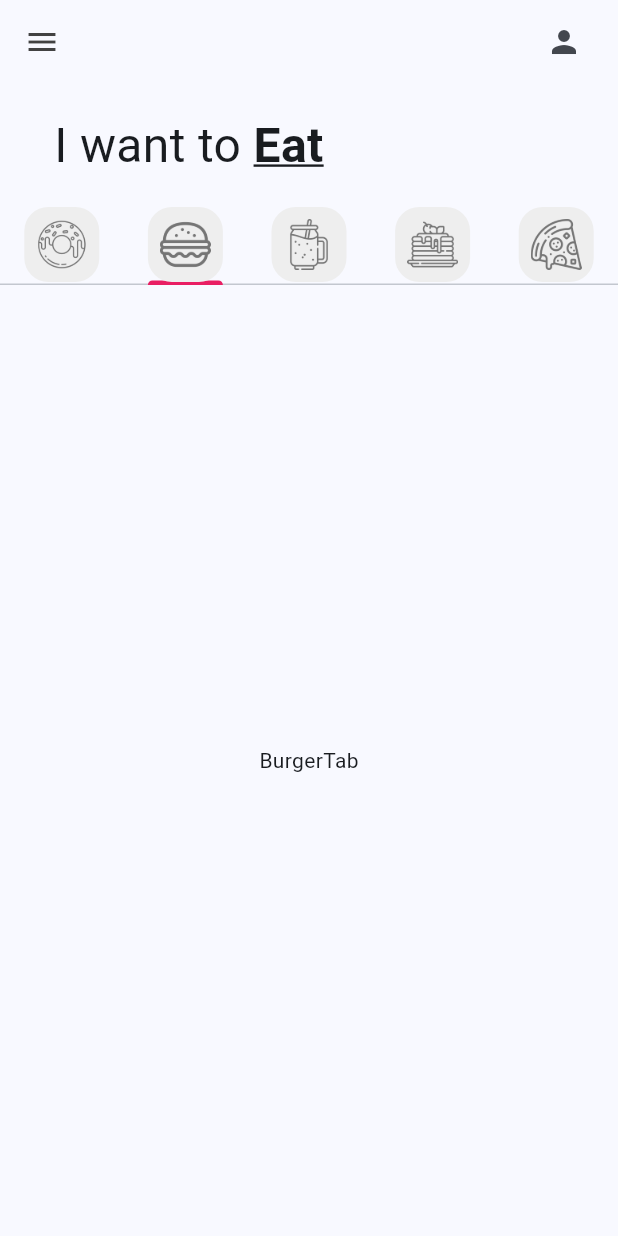
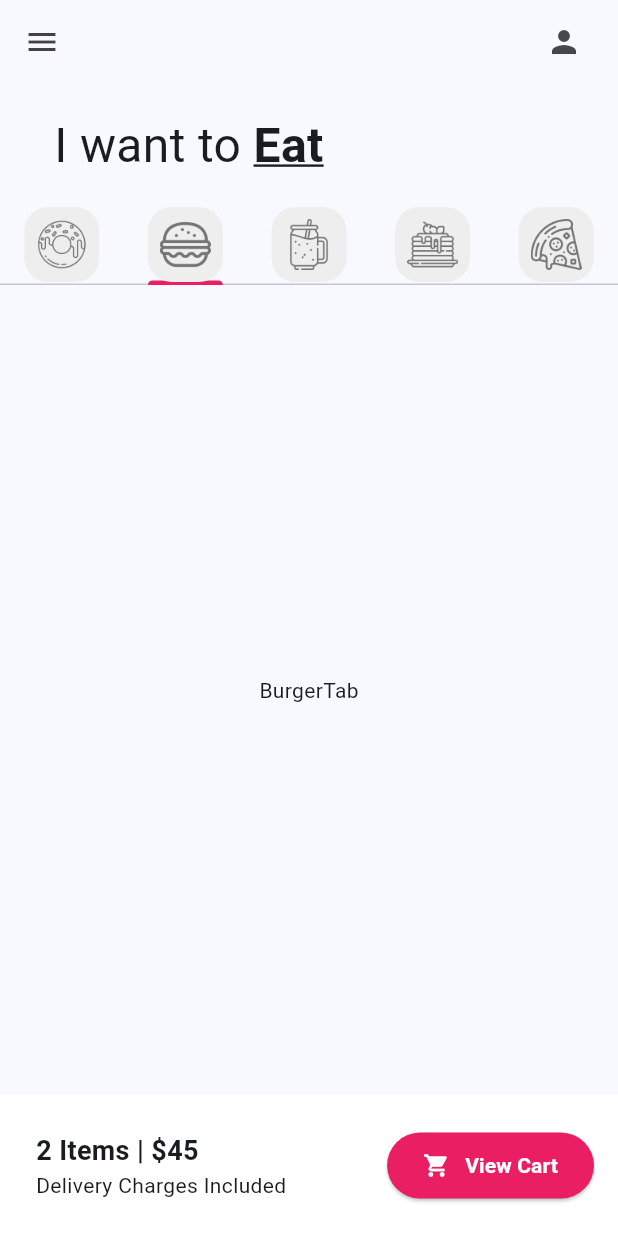
Before and after one commit to AMCC107/flutter_application_1, a Flutter app: the screen it shows after launch, tab 2 chosen, on a phone screen of 412 x 824 dp. Run offline on Flutter 3.47's test engine with Material 3 defaults, Android fonts, the phone set to English and light mode, and no system bars.

Commit message:
UI finished

```diff
--- a/lib/pages/home_page.dart
+++ b/lib/pages/home_page.dart
@@ -14,21 +14,21 @@ class HomePage extends StatefulWidget {
 }
 
 class _HomePageState extends State<HomePage> {
-  List<Widget>myTabs=[
-    const MyTab(iconPath:"lib/icons/donut.png"),
-    const MyTab(iconPath:"lib/icons/burger.png"),
-    const MyTab(iconPath:"lib/icons/smoothie.png"),
-    const MyTab(iconPath:"lib/icons/pancakes.png"),
-    const MyTab(iconPath:"lib/icons/pizza.png")
+  List<Widget> myTabs = [
+    const MyTab(iconPath: "lib/icons/donut.png"),
+    const MyTab(iconPath: "lib/icons/burger.png"),
+    const MyTab(iconPath: "lib/icons/smoothie.png"),
+    const MyTab(iconPath: "lib/icons/pancakes.png"),
+    const MyTab(iconPath: "lib/icons/pizza.png")
   ];
+
   @override
   Widget build(BuildContext context) {
     return DefaultTabController(
-      length:myTabs.length,
+      length: myTabs.length,
       child: Scaffold(
         appBar: AppBar(
           backgroundColor: Colors.transparent,
-          // Icono izquierdo
           leading: Icon(Icons.menu, color: Colors.grey[800]),
           actions: [
             const Padding(
@@ -37,44 +37,87 @@ class _HomePageState extends State<HomePage> {
             ),
           ],
         ),
-        body:  Column(
+        body: Column(
           children: [
             // Texto Principal
             const Padding(
-              padding: EdgeInsets.symmetric(horizontal:36,vertical:18),
+              padding: EdgeInsets.symmetric(horizontal: 36, vertical: 18),
               child: Row(
                 children: [
-                  Text("I want to ",
-                  style:TextStyle(fontSize : 32)),
+                  Text("I want to ", style: TextStyle(fontSize: 32)),
                   Text(
                     "Eat",
                     style: TextStyle(
-                      // Tamaño de letra
                       fontSize: 32.0,
-                      // Negritas
                       fontWeight: FontWeight.bold,
-                      // Subrayado
                       decoration: TextDecoration.underline,
                     ),
                   ),
                 ],
               ),
             ),
-            //
-            //Pestañas (TabBar)
-            TabBar(tabs:myTabs),
-            //Contenido de pestañas (TabBarView)
+            // Pestañas (TabBar)
+            TabBar(tabs: myTabs),
+
+            // Contenido de pestañas (TabBarView)
             Expanded(
-              child: TabBarView(children:[
+              child: TabBarView(
+                children: [
                   DonutTab(),
                   BurgerTab(),
                   SmoothieTab(),
                   PancakesTab(),
                   PizzaTab()
-              ]
-              //Carrito (Cart)
-                        ,
-            ))],
+                ],
+              ),
+            ),
+
+            // Carrito (Cart)
+            Container(
+              color: Colors.white,
+              padding: EdgeInsets.all(16),
+              child: Row (
+                //Esto alinea los elementos a los extremos
+                mainAxisAlignment:MainAxisAlignment.spaceBetween,
+                children: [
+                  Padding(
+                    padding: const EdgeInsets.all(8.0),
+                    child: Column(
+                      //Alinear columna horizontalmente
+                      crossAxisAlignment:CrossAxisAlignment.start,
+                      children: [
+                        Text( "2 Items | \$45",
+                        style:TextStyle(fontSize: 18,
+                        fontWeight:FontWeight.bold)),
+                        Text('Delivery Charges Included'),
+                      ],
+                    ),
+                  ),
+                  ElevatedButton(onPressed:(){},
+                  style: ElevatedButton.styleFrom(
+                    backgroundColor:Colors.pink ,
+                    padding:EdgeInsets.symmetric(
+                      horizontal: 24,
+                       vertical: 12
+                    )
+                  ),
+                  child: Row(
+                    children: [
+                      Icon(Icons.shopping_cart,
+                      color:Colors.white),
+                      SizedBox (width:10,),
+                      Text('View Cart',
+                      style: TextStyle(
+                        color:Colors.white,
+                        fontWeight:FontWeight.bold
+                      ),),
+                    ],
+                  ))
+
+                ],
+              ),
+            ),
+          ],
         ),
       ),
     );
--- a/lib/utils/donut_tile.dart
+++ b/lib/utils/donut_tile.dart
@@ -63,19 +63,19 @@ class DonutTile extends StatelessWidget {
           Text(donutStore,
               style: const TextStyle(fontSize: 14, fontWeight: FontWeight.bold)),
           Padding(
-            padding: const EdgeInsets.only(bottom: 15, right: 20, left: 20),
+            padding: const EdgeInsets.only(bottom: 15, right: 10, left: 20),
             child: Row(
               mainAxisAlignment: MainAxisAlignment.spaceBetween,
               children: [
                 Icon(
                   Icons.favorite_border,
-                  size: 28,
+                  size: 24,
                   color: Colors.black,
                 ),
                 Text(
                   "Add",
                   style: TextStyle(
-                    fontSize: 25,
+                    fontSize: 18,
                     fontWeight: FontWeight.bold,
                     decoration: TextDecoration.underline,
                   ),
```
Lines whose indentation alone changed are shown as unchanged.
